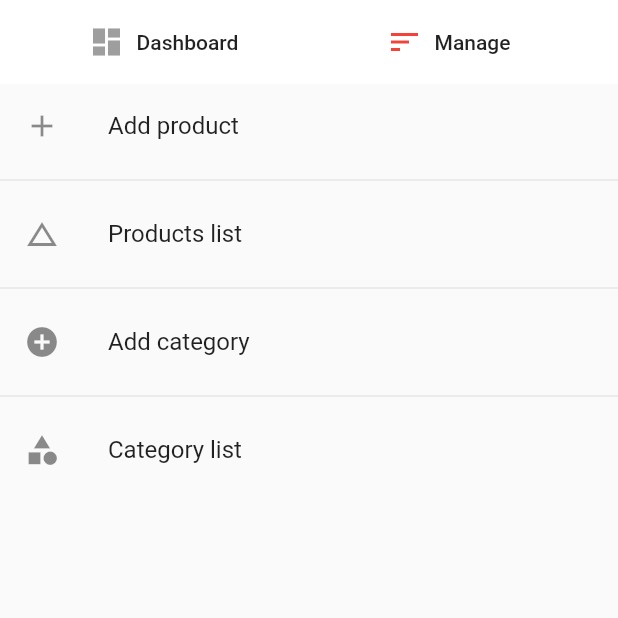
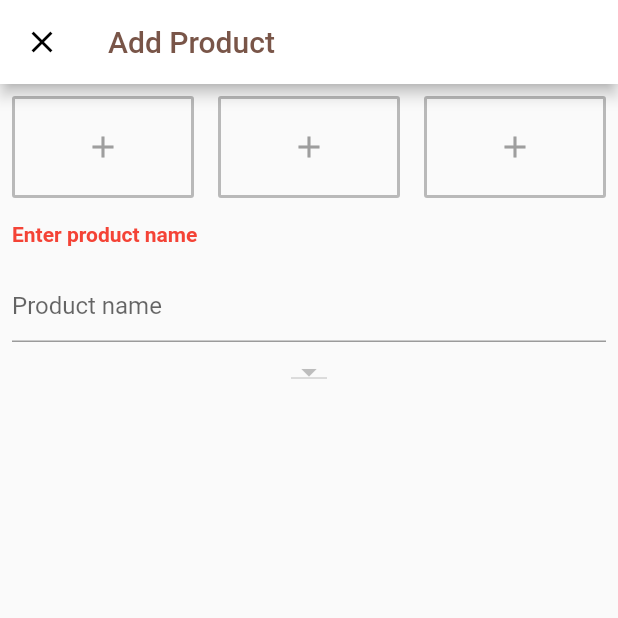
Before and after one commit to koketsomatjila/Sams_Liquor_Admin, a Flutter app: the screen it shows after launch, after a tap on "Manage", after a tap on "Add product", on a phone screen of 412 x 824 dp, the top half of it. Run offline on Flutter 3.47's test engine with Material 2 defaults, Android fonts, the phone set to English and light mode, and no system bars; our stand-ins replace cloud_firestore, firebase_core, fluttertoast; accounts and stored records are empty.

Commit message:
added database and dropdown, got bugs

```diff
--- a/lib/Database/Category.dart
+++ b/lib/Database/Category.dart
@@ -3,6 +3,7 @@ import 'package:uuid/uuid.dart';
 
 class CategoryService {
   FirebaseFirestore _firestore = FirebaseFirestore.instance;
+  String ref = 'categories';
 
   void createCategory(String name) {
     var id = Uuid();
@@ -10,4 +11,11 @@ class CategoryService {
 
     _firestore.collection('categories').doc(categoryId).set({'category': name});
   }
+
+  Future<List<DocumentSnapshot>> getCategories() {
+    return _firestore.collection(ref).get().then((snaps) {
+      print(snaps.docs.length);
+      return snaps.docs;
+    });
+  }
 }
--- /dev/null
+++ b/lib/Screens/Add Products.dart
@@ -0,0 +1,173 @@
+import 'package:flutter/material.dart';
+import 'package:cloud_firestore/cloud_firestore.dart';
+import '../Database/Category.dart';
+
+class AddProduct extends StatefulWidget {
+  @override
+  _AddProductState createState() => _AddProductState();
+}
+
+class _AddProductState extends State<AddProduct> {
+  CategoryService _categoryService = CategoryService();
+  GlobalKey<FormState> _formKey = GlobalKey<FormState>();
+  TextEditingController productNameController = TextEditingController();
+  List<DocumentSnapshot> categories = <DocumentSnapshot>[];
+  List<DropdownMenuItem<String>> categoriesDropDown =
+      <DropdownMenuItem<String>>[];
+  String _currentCategory;
+
+  @override
+  // ignore: must_call_super
+  void initState() {
+    _getCategories();
+    // categoriesDropDown = getCategoriesDropDown();
+    // _currentCategory = categoriesDropDown[0].value;
+  }
+
+  // ignore: missing_return
+  List<DropdownMenuItem<String>> getCategoriesDropDown() {
+    List<DropdownMenuItem<String>> items = List();
+    for (DocumentSnapshot category in categories) {
+      items.add(new DropdownMenuItem(
+        child: Text(category['category']),
+        value: category['category'],
+      ));
+      return items;
+    }
+  }
+
+  @override
+  Widget build(BuildContext context) {
+    return Scaffold(
+      appBar: AppBar(
+        backgroundColor: Colors.white,
+        leading: Icon(
+          Icons.close,
+          color: Colors.black,
+        ),
+        title: Text(
+          "Add Product",
+          style: TextStyle(color: Colors.brown),
+        ),
+      ),
+
+// start of body
+
+      body: Form(
+        key: _formKey,
+        child: ListView(
+          children: [
+            Row(
+              children: [
+                Expanded(
+                  child: Padding(
+                    padding: const EdgeInsets.all(8.0),
+                    child: OutlineButton(
+                      onPressed: () {},
+                      child: Padding(
+                        padding: const EdgeInsets.fromLTRB(8, 22, 8, 22),
+                        child: Icon(
+                          Icons.add,
+                          color: Colors.grey,
+                        ),
+                      ),
+                      borderSide: BorderSide(
+                        color: Colors.grey.withOpacity(0.7),
+                        width: 2,
+                      ),
+                    ),
+                  ),
+                ),
+                Expanded(
+                  child: Padding(
+                    padding: const EdgeInsets.all(8.0),
+                    child: OutlineButton(
+                      onPressed: () {},
+                      child: Padding(
+                        padding: const EdgeInsets.fromLTRB(8, 22, 8, 22),
+                        child: Icon(
+                          Icons.add,
+                          color: Colors.grey,
+                        ),
+                      ),
+                      borderSide: BorderSide(
+                        color: Colors.grey.withOpacity(0.7),
+                        width: 2,
+                      ),
+                    ),
+                  ),
+                ),
+                Expanded(
+                  child: Padding(
+                    padding: const EdgeInsets.all(8.0),
+                    child: OutlineButton(
+                      onPressed: () {},
+                      child: Padding(
+                        padding: const EdgeInsets.fromLTRB(8, 22, 8, 22),
+                        child: Icon(
+                          Icons.add,
+                          color: Colors.grey,
+                        ),
+                      ),
+                      borderSide: BorderSide(
+                        color: Colors.grey.withOpacity(0.7),
+                        width: 2,
+                      ),
+                    ),
+                  ),
+                ),
+              ],
+            ),
+
+            //Form
+
+            Padding(
+              padding: const EdgeInsets.all(8.0),
+              child: Text(
+                "Enter product name",
+                style:
+                    TextStyle(color: Colors.red, fontWeight: FontWeight.bold),
+              ),
+            ),
+
+            Padding(
+              padding: const EdgeInsets.all(8.0),
+              child: TextFormField(
+                controller: productNameController,
+                decoration: InputDecoration(hintText: "Product name"),
+                validator: (value) {
+                  if (value.isEmpty) {
+                    return "You must a product name";
+                  } else if (value.length > 10) {
+                    return "Product name can't be more than 10 characters";
+                  }
+                  return null;
+                },
+              ),
+            ),
+            Center(
+              child: DropdownButton(
+                value: _currentCategory,
+                items: categoriesDropDown,
+                onChanged: changeSelectedCategory,
+              ),
+            ),
+          ],
+        ),
+      ),
+    );
+  }
+
+  void _getCategories() async {
+    List<DocumentSnapshot> data = await _categoryService.getCategories();
+    setState(() {
+      categories = data;
+      categoriesDropDown = getCategoriesDropDown();
+      _currentCategory = categoriesDropDown[2].value;
+    });
+  }
+
+  changeSelectedCategory(String selectedCategory) {
+    setState(() => _currentCategory = selectedCategory);
+  }
+}
--- a/lib/Screens/Admin.dart
+++ b/lib/Screens/Admin.dart
@@ -1,5 +1,6 @@
 import 'package:flutter/material.dart';
 import 'package:fluttertoast/fluttertoast.dart';
+import 'package:sams_liquor_admin/Screens/Add%20Products.dart';
 import '../Database/Category.dart';
 
 enum Page { dashboard, manage }
@@ -157,21 +158,6 @@ class _AdminState extends State<Admin> {
                           )),
                     ),
                   ),
-                  Padding(
-                    padding: const EdgeInsets.all(22.0),
-                    child: Card(
-                      child: ListTile(
-                          title: FlatButton.icon(
-                              onPressed: null,
-                              icon: Icon(Icons.close),
-                              label: Text("Return")),
-                          subtitle: Text(
-                            '0',
-                            textAlign: TextAlign.center,
-                            style: TextStyle(color: active, fontSize: 60.0),
-                          )),
-                    ),
-                  ),
                 ],
               ),
             ),
@@ -184,7 +170,10 @@ class _AdminState extends State<Admin> {
             ListTile(
               leading: Icon(Icons.add),
               title: Text("Add product"),
-              onTap: () {},
+              onTap: () {
+                Navigator.push(
+                    context, MaterialPageRoute(builder: (_) => AddProduct()));
+              },
             ),
             Divider(),
             ListTile(
--- a/pubspec.yaml
+++ b/pubspec.yaml
@@ -32,6 +32,7 @@ dependencies:
   firebase_storage: ^7.0.0
   fluttertoast: ^7.1.6
   google_sign_in: ^3.2.4
+  image_picker: ^0.6.7+21
   shared_preferences: ^0.5.10
   uuid: ^2.2.2
 
```
Also changed, not shown: pubspec.lock.
